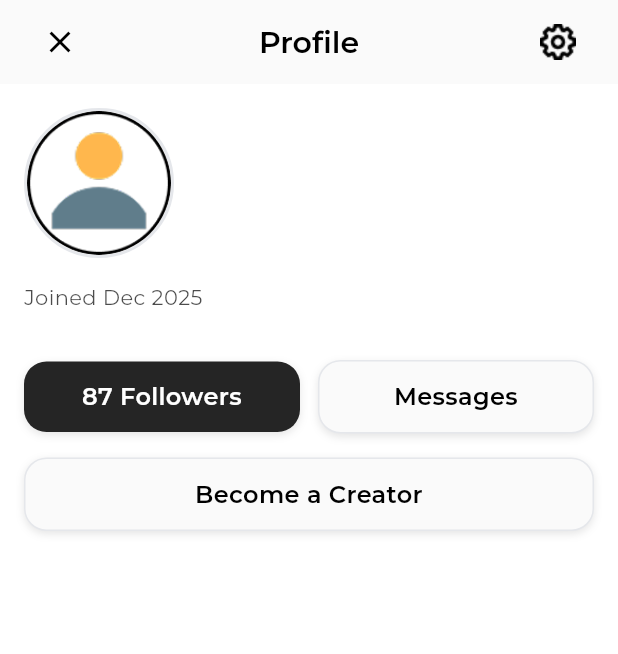
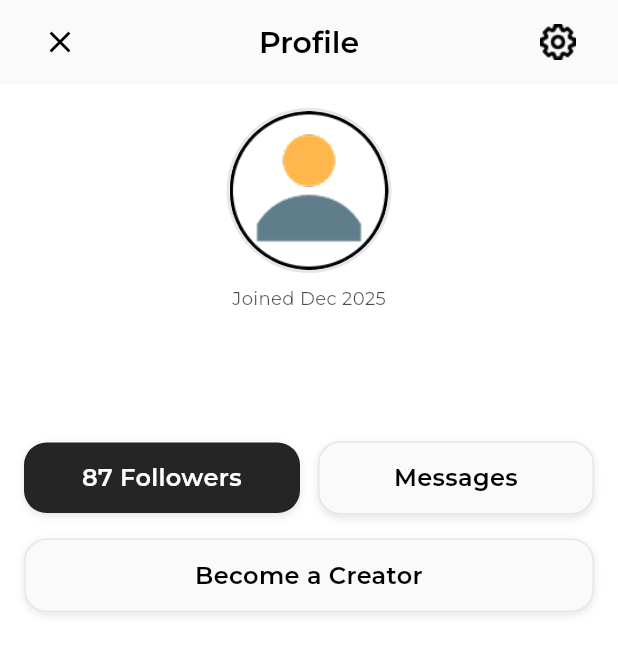
Before and after one commit to fahi016/dejurebook, a Flutter app: the ProfileView screen opened directly, on a phone screen of 412 x 824 dp. Shown: the top 654 px of the screen. Run offline on Flutter 3.47's test engine with Material 3 defaults, Android fonts, the phone set to English and light mode, and no system bars; our stand-ins replace equatable, file_picker, flutter_bloc, flutter_cache_manager, flutter_dotenv, flutter_markdown and 4 more; accounts and stored records are empty.

Commit message:
Lawyer flow implemented

```diff
--- a/lib/pages/profile/profile_page.dart
+++ b/lib/pages/profile/profile_page.dart
@@ -7,7 +7,6 @@ import 'package:dejurebook/pages/profile/bloc/profile_state.dart';
 import 'package:dejurebook/pages/settings/settings_screen.dart';
 import 'package:dejurebook/pages/followers/followers_page.dart';
 import 'package:dejurebook/pages/messages/message_screen.dart';
-import 'package:dejurebook/services/auth_service.dart';
 import 'package:dejurebook/services/profile_service.dart';
 import 'package:dejurebook/models/user_profile.dart';
 
@@ -32,7 +31,6 @@ class ProfileView extends StatefulWidget {
 
 class _ProfileViewState extends State<ProfileView> {
   UserProfile? _userProfile;
-  bool _isLoadingProfile = true;
 
   @override
   void initState() {
@@ -47,13 +45,9 @@ class _ProfileViewState extends State<ProfileView> {
           'Profile loaded: ${profile?.fullName}, ${profile?.profession}');
       setState(() {
         _userProfile = profile;
-        _isLoadingProfile = false;
       });
     } catch (e) {
       debugPrint('Error loading profile: $e');
-      setState(() {
-        _isLoadingProfile = false;
-      });
     }
   }
 
@@ -129,172 +123,38 @@ class _ProfileViewState extends State<ProfileView> {
   }
 
   Widget _buildBody(BuildContext context, ProfileState state) {
-    return SingleChildScrollView(
+    final profession =
+        (_userProfile?.profession ?? state.profession).toLowerCase();
+
+    return DefaultTabController(
+      length: 3,
+      child: Column(
+        children: [
+          SingleChildScrollView(
             child: Padding(
               padding: ResponsiveUtils.getResponsivePadding(context),
               child: Column(
-          crossAxisAlignment: CrossAxisAlignment.start,
+                crossAxisAlignment: CrossAxisAlignment.center,
                 children: [
-            // Profile Picture and Info Section
-            Row(
-              crossAxisAlignment: CrossAxisAlignment.start,
-              children: [
-                // Profile Picture
-                Container(
-                  width: ResponsiveUtils.getResponsiveFontSize(context, 100),
-                  height: ResponsiveUtils.getResponsiveFontSize(context, 100),
-                  decoration: BoxDecoration(
-                    shape: BoxShape.circle,
-                    border: Border.fromBorderSide(
-                      BorderSide(
-                        color: Theme.of(context).colorScheme.outline,
-                        width: 2,
-                      ),
-                    ),
-                  ),
-                  child: ClipOval(
-                    child: Image.asset(
-                      'assets/images/profile_picture_image.png',
-                      fit: BoxFit.cover,
-                      errorBuilder: (context, error, stackTrace) {
-                        return Container(
-                          color: Theme.of(context).colorScheme.surfaceVariant,
-                          child: Icon(
-                            Icons.person,
-                            color:
-                                Theme.of(context).colorScheme.onSurfaceVariant,
-                            size: ResponsiveUtils.getResponsiveFontSize(
-                                context, 40),
-                          ),
-                        );
-                      },
-                    ),
-                  ),
+                  _buildProfileHeader(context, state),
+
+                  SizedBox(
+                    height: ResponsiveUtils.getResponsiveSpacing(context, 24),
                   ),
 
+                  _buildPrimaryActions(context, state),
+
+                  // Only add spacing if user is NOT a lawyer (consumer with "Become a Creator" button)
+                  if (profession != "lawyer")
                     SizedBox(
-                    width: ResponsiveUtils.getResponsiveSpacing(context, 20)),
-
-                // User Details
-                Expanded(
-                  child: _isLoadingProfile
-                      ? const Center(child: CircularProgressIndicator())
-                      : Column(
-                          crossAxisAlignment: CrossAxisAlignment.start,
-                          children: [
-                            Text(
-                              _userProfile?.fullName ?? state.name,
-                              style: TextStyle(
-                                fontSize: ResponsiveUtils.getResponsiveFontSize(
-                                    context, 24),
-                                fontWeight: FontWeight.bold,
-                                color:
-                                    Theme.of(context).colorScheme.onBackground,
-                              ),
-                            ),
-                            SizedBox(
-                                height: ResponsiveUtils.getResponsiveSpacing(
-                                    context, 8)),
-                            Text(
-                              _userProfile?.profession ?? state.profession,
-                              style: TextStyle(
-                                fontSize: ResponsiveUtils.getResponsiveFontSize(
-                                    context, 16),
-                                color:
-                                    Theme.of(context).colorScheme.onBackground,
-                              ),
-                            ),
-                            SizedBox(
-                                height: ResponsiveUtils.getResponsiveSpacing(
-                                    context, 4)),
-                            Text(
-                              AuthService.currentUser?.email ?? '',
-                              style: TextStyle(
-                                fontSize: ResponsiveUtils.getResponsiveFontSize(
-                                    context, 16),
-                                color:
-                                    Theme.of(context).colorScheme.onBackground,
-                              ),
+                      height: ResponsiveUtils.getResponsiveSpacing(context, 24),
                     ),
                 ],
               ),
             ),
+          ),
+          if (profession == "lawyer") _buildTabs(context),
         ],
-            ),
-
-            SizedBox(height: ResponsiveUtils.getResponsiveSpacing(context, 16)),
-
-            // Join Date
-            Text(
-              _userProfile?.createdAt != null
-                  ? 'Joined ${_getFormattedDate(_userProfile!.createdAt!)}'
-                  : 'Joined ${state.joinDate}',
-              style: TextStyle(
-                fontSize: ResponsiveUtils.getResponsiveFontSize(context, 14),
-                color:
-                    Theme.of(context).colorScheme.onBackground.withOpacity(0.7),
-              ),
-            ),
-
-            SizedBox(height: ResponsiveUtils.getResponsiveSpacing(context, 32)),
-
-            // Action Buttons
-            Row(
-              children: [
-                Expanded(
-                  child: _buildActionButton(
-                    context,
-                    '${state.followersCount} Followers',
-                    backgroundColor: Theme.of(context).colorScheme.primary,
-                    textColor: Theme.of(context).colorScheme.onPrimary,
-                    onTap: () {
-                      Navigator.of(context).push(
-                        MaterialPageRoute(
-                          builder: (context) => const FollowersPage(),
-                        ),
-                      );
-                    },
-                  ),
-                ),
-                SizedBox(
-                    width: ResponsiveUtils.getResponsiveSpacing(context, 12)),
-                Expanded(
-                  child: _buildActionButton(
-                    context,
-                    'Messages',
-                    backgroundColor: Theme.of(context).colorScheme.surface,
-                    textColor: Theme.of(context).colorScheme.onSurface,
-                    borderColor: Theme.of(context).colorScheme.outline,
-                    onTap: () {
-                      Navigator.of(context).push(
-                        MaterialPageRoute(
-                          builder: (context) => const MessageScreen(),
-                        ),
-                      );
-                    },
-                  ),
-                ),
-              ],
-            ),
-
-            SizedBox(height: ResponsiveUtils.getResponsiveSpacing(context, 16)),
-
-            // Become a Creator Button
-            SizedBox(
-              width: double.infinity,
-              child: _buildActionButton(
-                context,
-                'Become a Creator',
-                backgroundColor: Theme.of(context).colorScheme.surface,
-                textColor: Theme.of(context).colorScheme.onSurface,
-                borderColor: Theme.of(context).colorScheme.outline,
-                onTap: () {
-                  context.read<ProfileBloc>().add(const BecomeCreatorEvent());
-                },
-              ),
-            ),
-          ],
-        ),
       ),
     );
   }
@@ -343,6 +203,324 @@ class _ProfileViewState extends State<ProfileView> {
     );
   }
 
+  Widget _buildProfileHeader(BuildContext context, ProfileState state) {
+    final theme = Theme.of(context);
+    final name = _userProfile?.fullName ?? state.name;
+    final profession = _userProfile?.profession ?? state.profession;
+    final joinText = _userProfile?.createdAt != null
+        ? 'Joined ${_getFormattedDate(_userProfile!.createdAt!)}'
+        : 'Joined ${state.joinDate}';
+
+    return Column(
+      crossAxisAlignment: CrossAxisAlignment.center,
+      children: [
+        // Avatar with verification badge
+        Stack(
+          children: [
+            // Profile Image
+            Container(
+              width: ResponsiveUtils.getResponsiveFontSize(context, 110),
+              height: ResponsiveUtils.getResponsiveFontSize(context, 110),
+              decoration: BoxDecoration(
+                shape: BoxShape.circle,
+                border: Border.all(
+                  color: theme.colorScheme.outline,
+                  width: 2,
+                ),
+              ),
+              child: ClipOval(
+                child: Image.asset(
+                  'assets/images/profile_picture_image.png',
+                  fit: BoxFit.cover,
+                  errorBuilder: (context, error, stackTrace) {
+                    return Container(
+                      color: theme.colorScheme.surfaceVariant,
+                      child: Icon(
+                        Icons.person,
+                        color: theme.colorScheme.onSurfaceVariant,
+                        size:
+                            ResponsiveUtils.getResponsiveFontSize(context, 40),
+                      ),
+                    );
+                  },
+                ),
+              ),
+            ),
+
+            // ✅ Custom Verified Badge (ONLY for lawyers)
+            if (profession.toLowerCase() == "lawyer")
+              Positioned(
+                right: 0,
+                top: 0,
+                child: Image.asset(
+                  'assets/images/verified_badge_image.png',
+                  width: ResponsiveUtils.getResponsiveFontSize(context, 32),
+                  height: ResponsiveUtils.getResponsiveFontSize(context, 32),
+                ),
+              ),
+          ],
+        ),
+
+        SizedBox(
+          height: ResponsiveUtils.getResponsiveSpacing(context, 8),
+        ),
+        Text(
+          joinText,
+          style: TextStyle(
+            fontSize: ResponsiveUtils.getResponsiveFontSize(context, 12),
+            color: theme.colorScheme.onBackground.withOpacity(0.7),
+          ),
+        ),
+        SizedBox(
+          height: ResponsiveUtils.getResponsiveSpacing(context, 8),
+        ),
+        Text(
+          name,
+          style: TextStyle(
+            fontSize: ResponsiveUtils.getResponsiveFontSize(context, 22),
+            fontWeight: FontWeight.w700,
+            color: theme.colorScheme.onBackground,
+          ),
+          textAlign: TextAlign.center,
+        ),
+        SizedBox(
+          height: ResponsiveUtils.getResponsiveSpacing(context, 4),
+        ),
+        // If lawyer → show special subtitle
+        if (profession.toLowerCase() == "lawyer")
+          Text(
+            "Qualified Advocate by Bar Council of India.",
+            style: TextStyle(
+              fontSize: ResponsiveUtils.getResponsiveFontSize(context, 14),
+              color: theme.colorScheme.onBackground.withOpacity(0.8),
+              fontWeight: FontWeight.bold,
+            ),
+            textAlign: TextAlign.center,
+          )
+        else
+          Text(
+            profession,
+            style: TextStyle(
+              fontSize: ResponsiveUtils.getResponsiveFontSize(context, 14),
+              color: theme.colorScheme.onBackground.withOpacity(0.9),
+            ),
+            textAlign: TextAlign.center,
+          ),
+      ],
+    );
+  }
+
+  Widget _buildPrimaryActions(BuildContext context, ProfileState state) {
+    final profession =
+        (_userProfile?.profession ?? state.profession).toLowerCase();
+
+    return Column(
+      children: [
+        Row(
+          children: [
+            Expanded(
+              child: _buildActionButton(
+                context,
+                '${state.followersCount} Followers',
+                backgroundColor: Theme.of(context).colorScheme.primary,
+                textColor: Theme.of(context).colorScheme.onPrimary,
+                onTap: () {
+                  Navigator.of(context).push(
+                    MaterialPageRoute(
+                      builder: (context) => const FollowersPage(),
+                    ),
+                  );
+                },
+              ),
+            ),
+            SizedBox(width: ResponsiveUtils.getResponsiveSpacing(context, 12)),
+            Expanded(
+              child: _buildActionButton(
+                context,
+                'Messages',
+                backgroundColor: Theme.of(context).colorScheme.surface,
+                textColor: Theme.of(context).colorScheme.onSurface,
+                borderColor: Theme.of(context).colorScheme.outline,
+                onTap: () {
+                  Navigator.of(context).push(
+                    MaterialPageRoute(
+                      builder: (context) => const MessageScreen(),
+                    ),
+                  );
+                },
+              ),
+            ),
+          ],
+        ),
+
+        // Consumers only
+        if (profession != "lawyer") ...[
+          SizedBox(height: ResponsiveUtils.getResponsiveSpacing(context, 16)),
+          SizedBox(
+            width: double.infinity,
+            child: _buildActionButton(
+              context,
+              'Become a Creator',
+              backgroundColor: Theme.of(context).colorScheme.surface,
+              textColor: Theme.of(context).colorScheme.onSurface,
+              borderColor: Theme.of(context).colorScheme.outline,
+              onTap: () {
+                context.read<ProfileBloc>().add(const BecomeCreatorEvent());
+              },
+            ),
+          ),
+        ],
+      ],
+    );
+  }
+
+  Widget _buildTabs(BuildContext context) {
+    final theme = Theme.of(context);
+    return Container(
+      decoration: BoxDecoration(
+        color: theme.colorScheme.surface,
+        border: Border(
+          top: BorderSide(
+            color: theme.colorScheme.outline.withOpacity(0.2),
+          ),
+        ),
+      ),
+      child: Column(
+        mainAxisSize: MainAxisSize.min,
+        children: [
+          TabBar(
+            labelColor: theme.colorScheme.onBackground,
+            unselectedLabelColor:
+                theme.colorScheme.onBackground.withOpacity(0.6),
+            indicatorColor: theme.colorScheme.onBackground,
+            tabs: const [
+              Tab(text: 'Posts'),
+              Tab(text: 'About'),
+              Tab(text: 'Analytics'),
+            ],
+          ),
+          SizedBox(
+            height: ResponsiveUtils.getResponsiveSpacing(context, 260),
+            child: TabBarView(
+              children: [
+                _buildEmptyTabMessage(
+                    context, 'No posts yet', 'Your content will appear here.'),
+                _buildAboutTab(context),
+                _buildEmptyTabMessage(context, 'Analytics coming soon',
+                    'Track your impact and engagement here.'),
+              ],
+            ),
+          ),
+        ],
+      ),
+    );
+  }
+
+  Widget _buildEmptyTabMessage(
+    BuildContext context,
+    String title,
+    String subtitle,
+  ) {
+    final theme = Theme.of(context);
+    return Center(
+      child: Padding(
+        padding: EdgeInsets.symmetric(
+          horizontal: ResponsiveUtils.getResponsiveSpacing(context, 24),
+        ),
+        child: Column(
+          mainAxisAlignment: MainAxisAlignment.center,
+          crossAxisAlignment: CrossAxisAlignment.center,
+          children: [
+            Text(
+              title,
+              style: TextStyle(
+                fontSize: ResponsiveUtils.getResponsiveFontSize(context, 16),
+                fontWeight: FontWeight.w600,
+                color: theme.colorScheme.onBackground,
+              ),
+              textAlign: TextAlign.center,
+            ),
+            SizedBox(
+              height: ResponsiveUtils.getResponsiveSpacing(context, 8),
+            ),
+            Text(
+              subtitle,
+              style: TextStyle(
+                fontSize: ResponsiveUtils.getResponsiveFontSize(context, 14),
+                color: theme.colorScheme.onBackground.withOpacity(0.7),
+              ),
+              textAlign: TextAlign.center,
+            ),
+          ],
+        ),
+      ),
+    );
+  }
+
+  Widget _buildAboutTab(BuildContext context) {
+    final theme = Theme.of(context);
+    return SingleChildScrollView(
+      padding: ResponsiveUtils.getResponsivePadding(context),
+      child: Column(
+        crossAxisAlignment: CrossAxisAlignment.start,
+        children: [
+          Text(
+            'Education',
+            style: TextStyle(
+              fontSize: ResponsiveUtils.getResponsiveFontSize(context, 16),
+              fontWeight: FontWeight.w600,
+              color: theme.colorScheme.onBackground,
+            ),
+          ),
+          SizedBox(
+            height: ResponsiveUtils.getResponsiveSpacing(context, 8),
+          ),
+          _buildAboutItem(context, 'Secondary Education'),
+          _buildAboutItem(context, 'Higher Secondary'),
+          _buildAboutItem(context, 'Undergraduation'),
+          _buildAboutItem(context, 'Masters'),
+          SizedBox(
+            height: ResponsiveUtils.getResponsiveSpacing(context, 24),
+          ),
+          Text(
+            'Experience',
+            style: TextStyle(
+              fontSize: ResponsiveUtils.getResponsiveFontSize(context, 16),
+              fontWeight: FontWeight.w600,
+              color: theme.colorScheme.onBackground,
+            ),
+          ),
+          SizedBox(
+            height: ResponsiveUtils.getResponsiveSpacing(context, 8),
+          ),
+          Text(
+            'Add your experience to showcase your journey.',
+            style: TextStyle(
+              fontSize: ResponsiveUtils.getResponsiveFontSize(context, 14),
+              color: theme.colorScheme.onBackground.withOpacity(0.7),
+            ),
+          ),
+        ],
+      ),
+    );
+  }
+
+  Widget _buildAboutItem(BuildContext context, String label) {
+    final theme = Theme.of(context);
+    return Padding(
+      padding: EdgeInsets.only(
+        bottom: ResponsiveUtils.getResponsiveSpacing(context, 4),
+      ),
+      child: Text(
+        label,
+        style: TextStyle(
+          fontSize: ResponsiveUtils.getResponsiveFontSize(context, 14),
+          color: theme.colorScheme.onBackground.withOpacity(0.9),
+        ),
+      ),
+    );
+  }
+
   String _getFormattedDate(DateTime date) {
     final months = [
       'Jan',
--- a/lib/utils/auth_navigation_helper.dart
+++ b/lib/utils/auth_navigation_helper.dart
@@ -3,7 +3,6 @@ import 'package:flutter/widgets.dart';
 
 import 'package:dejurebook/models/lawyer_profile.dart';
 import 'package:dejurebook/pages/consumer/consumer_home_page.dart';
-import 'package:dejurebook/pages/lawyer/lawyer_home_page.dart';
 import 'package:dejurebook/pages/lawyer/widgets/complete_lawyer_profile.dart';
 import 'package:dejurebook/pages/user_selection/user_selection.dart';
 import 'package:dejurebook/services/auth_service.dart';
@@ -34,7 +33,9 @@ class AuthNavigationHelper {
           if (!_isLawyerProfileComplete(lawyerProfile)) {
             return const CompleteLawyerProfilePage();
           }
-          return const LawyerHomePage();
+          // For now, lawyers land on the main consumer experience
+          // while their dedicated dashboard is being built.
+          return const ConsumerHomePage();
         case 'consumer':
           return const ConsumerHomePage();
         default:
```
Also changed, not shown: lib/pages/user_selection/user_selection.dart (+0 -22 lines), assets/images/verified_badge_image.png (added). Lines whose indentation alone changed are shown as unchanged.
